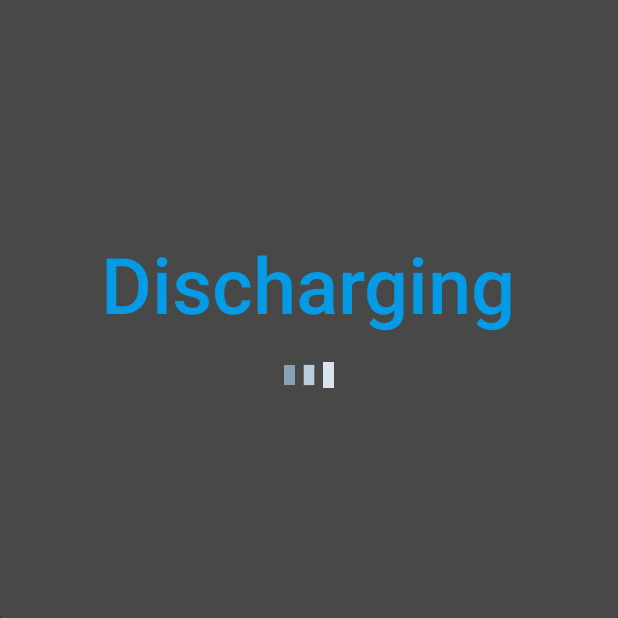
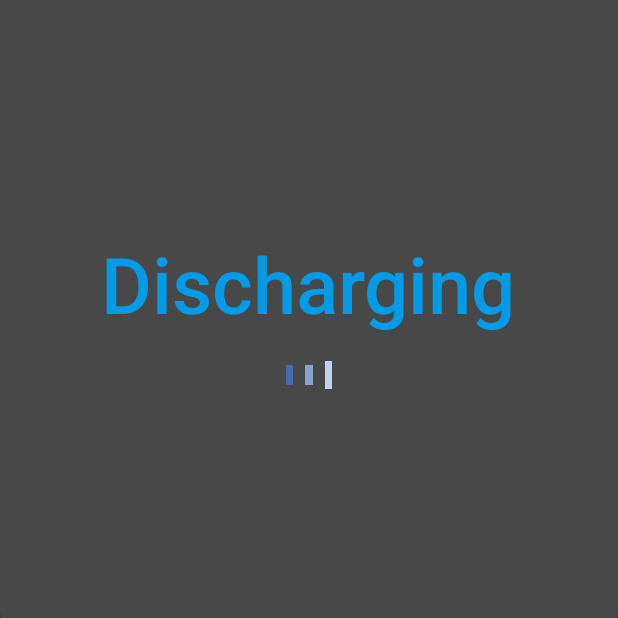
Before and after one commit to Esarve/BetterE, an Android app: the screen it shows after launch (MainActivity), on a phone screen of 412 x 824 dp, the top half of it. Run offline under Robolectric (Android 15) with nearby library versions, the phone set to English and light mode, and no system bars; our stand-ins replace sdp/ssp sizes.

Commit message:
Different charging animations

```diff
--- a/app/src/main/java/com/sourav/bettere/broadcasts/BatteryBroadcast.kt
+++ b/app/src/main/java/com/sourav/bettere/broadcasts/BatteryBroadcast.kt
@@ -7,25 +7,21 @@ import android.os.BatteryManager
 import android.util.Log
 import com.sourav.bettere.listeners.ChargingStatus
 import com.sourav.bettere.listeners.VoltReceived
+import com.sourav.bettere.utils.Constants
 
 class BatteryBroadcast: BroadcastReceiver() {
     var listenerV : VoltReceived? = null
     var listenerChargingStatus: ChargingStatus? = null
 
-    public fun setVoltReceived(context: VoltReceived?) {
+    fun setVoltReceived(context: VoltReceived?) {
         listenerV = context as VoltReceived
     }
 
-    public fun setChargingStatus(context: ChargingStatus?){
+    fun setChargingStatus(context: ChargingStatus?){
         listenerChargingStatus = context as ChargingStatus
     }
 
     override fun onReceive(context: Context?, intent: Intent?) {
-        val level = intent?.getIntExtra(BatteryManager.EXTRA_LEVEL, 0)
-        val scale = intent?.getIntExtra(BatteryManager.EXTRA_SCALE, 100)
-        val mBatteryManager: BatteryManager = context?.getSystemService(Context.BATTERY_SERVICE) as BatteryManager
-
-
         Log.d("Current", "Broadcast RUN")
 
         val isPresent = intent?.getBooleanExtra("present", false)
@@ -47,9 +43,9 @@ class BatteryBroadcast: BroadcastReceiver() {
 
     private fun getChargingStatus(plugged: Int):String{
         return when (plugged) {
-            BatteryManager.BATTERY_PLUGGED_AC -> "Charging (AC)"
-            BatteryManager.BATTERY_PLUGGED_USB -> "Charging (USB)"
-            else -> "Discharging"
+            BatteryManager.BATTERY_PLUGGED_AC -> Constants.CHARGING_AC
+            BatteryManager.BATTERY_PLUGGED_USB -> Constants.CHARGING_USB
+            else -> Constants.DISCHARGING
         }
     }
 }
--- a/app/src/main/res/layout/default_fragment.xml
+++ b/app/src/main/res/layout/default_fragment.xml
@@ -31,9 +31,17 @@
             android:textStyle="bold" />
 
         <pl.droidsonroids.gif.GifImageView
+            android:id="@+id/animationCharging"
             android:layout_width="wrap_content"
             android:layout_height="@dimen/_40sdp"
-            android:src="@drawable/process" />
+            android:src="@drawable/charging"
+            android:visibility="gone"/>
+
+        <pl.droidsonroids.gif.GifImageView
+            android:id="@+id/animationDischarging"
+            android:layout_width="wrap_content"
+            android:layout_height="@dimen/_40sdp"
+            android:src="@drawable/discharging" />
 
     </LinearLayout>
 
```
Also changed, not shown: app/src/main/java/com/sourav/bettere/fragments/FragmentDefault.kt (+9 -0 lines), app/src/main/java/com/sourav/bettere/utils/Constants.kt (added, +10 -0 lines), app/src/main/res/drawable/charging.gif (added), app/src/main/res/drawable/discharging.gif (added).
